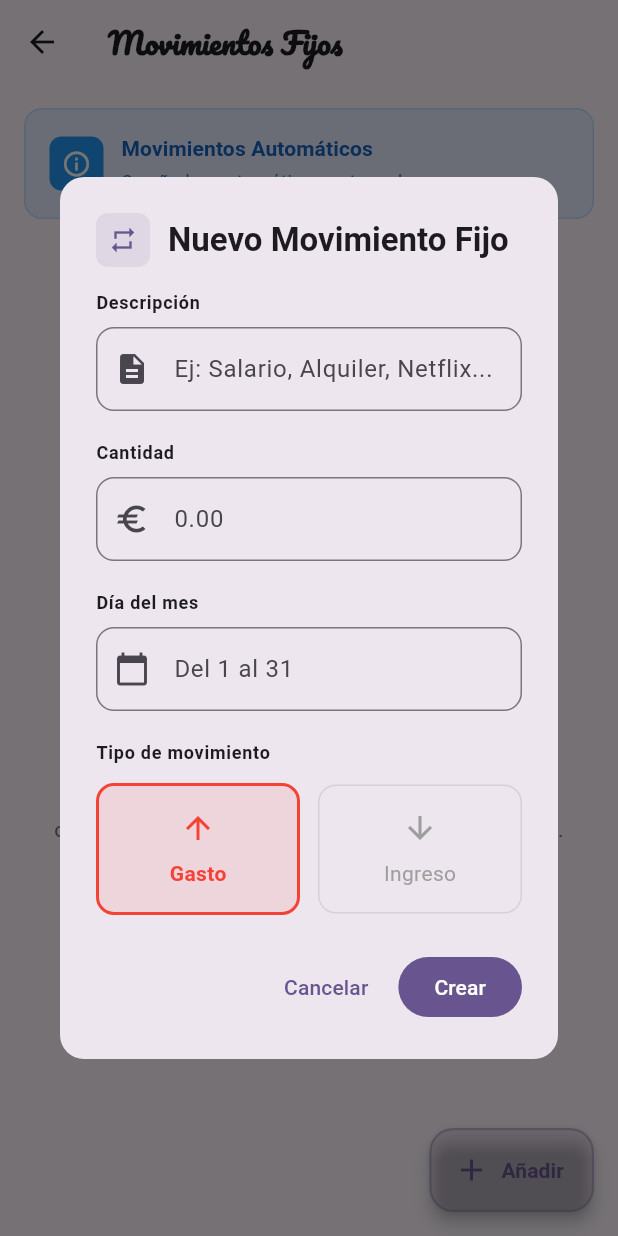
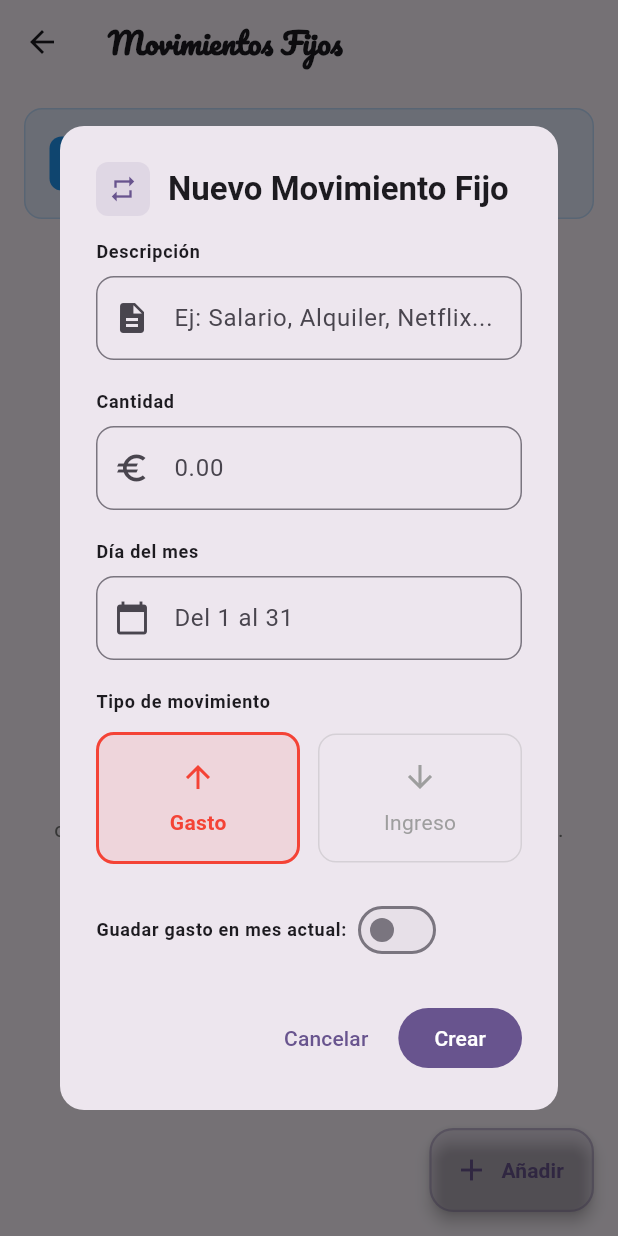
Before and after one commit to enekor/Gastoscopio, a Flutter app: the FixedMovementsScreen screen opened directly, after a tap on "Crear primer movimiento.", on a phone screen of 412 x 824 dp. Run offline on Flutter 3.47's test engine with Material 3 defaults, Android fonts, the phone set to English and light mode, and no system bars; drawn by our look-alikes of dynamic_color; our stand-ins replace carousel_slider, dropdown_button2, file_picker, firebase_core, fl_chart, floor and 9 more; missing offline and left inert: googleapis, svg_flutter; accounts and stored records are empty; generated files the repository leaves out were written again.

Commit message:
guardar movimeinto fijo en gastos del mes y boton de fecha cambia fecha

```diff
--- a/lib/modules/gastoscopio/logic/finance_service.dart
+++ b/lib/modules/gastoscopio/logic/finance_service.dart
@@ -62,6 +62,7 @@ class FinanceService extends ChangeNotifier {
         final fixedMovements = await _fixedMovementDao.findAllFixedMovements();
         for (final movement in fixedMovements) {
           final movementValue = movement.toMovementValue(_currentMonth!.id!);
+          movementValue.category = movementValue.category?.trim();
           await _movementValueDao.insertMovementValue(movementValue);
         }
         // Call haveToUpload() after copying fixed movements to new month
--- a/lib/modules/gastoscopio/screens/fixed_movements_screen.dart
+++ b/lib/modules/gastoscopio/screens/fixed_movements_screen.dart
@@ -1,6 +1,8 @@
 import 'package:cashly/data/models/fixed_movement.dart';
+import 'package:cashly/data/models/movement_value.dart';
 import 'package:cashly/data/services/shared_preferences_service.dart';
 import 'package:cashly/data/services/sqlite_service.dart';
+import 'package:cashly/modules/gastoscopio/logic/finance_service.dart';
 import 'package:flutter/material.dart';
 import 'package:google_fonts/google_fonts.dart';
 
@@ -64,17 +66,36 @@ class _FixedMovementsScreenState extends State<FixedMovementsScreen> {
 
   Future<void> _addFixedMovement() async {
     try {
-      final result = await showDialog<FixedMovement>(
+      final result = await showDialog<List<dynamic>>(
         context: context,
         builder: (context) => _FixedMovementDialog(),
       );
       if (result != null) {
         await SqliteService().database.fixedMovementDao.insertFixedMovement(
-          result,
+          result[0],
         );
         // Call haveToUpload() after creating fixed movement
         await SharedPreferencesService().haveToUpload();
         await _loadFixedMovements();
+
+        if (result[1] == true) {
+          await SqliteService().database.movementValueDao.insertMovementValue(
+            MovementValue(
+              DateTime.now().millisecondsSinceEpoch,
+              FinanceService.getInstance(
+                    SqliteService().database.monthDao,
+                    SqliteService().database.movementValueDao,
+                    SqliteService().database.fixedMovementDao,
+                  ).currentMonth?.id ??
+                  -1,
+              result[0].description,
+              result[0].amount,
+              result[0].isExpense,
+              result[0].day,
+              (result[0].category as String).trim(),
+            ),
+          );
+        }
       }
     } catch (e) {
       if (mounted) {
@@ -475,6 +496,7 @@ class _FixedMovementDialogState extends State<_FixedMovementDialog> {
   late bool _isExpense;
   late String? _category;
   String _moneda = '€';
+  bool _saveInCurrentMonth = false;
 
   @override
   void initState() {
@@ -756,6 +778,28 @@ class _FixedMovementDialogState extends State<_FixedMovementDialog> {
                     ),
                   ],
                 ),
+
+                const SizedBox(height: 20),
+                Center(
+                  child: Row(
+                    children: [
+                      Text(
+                        "Guadar gasto en mes actual: ",
+                        style: Theme.of(context).textTheme.labelMedium
+                            ?.copyWith(fontWeight: FontWeight.w600),
+                      ),
+                      Switch(
+                        value: _saveInCurrentMonth,
+                        onChanged: (value) {
+                          setState(() {
+                            _saveInCurrentMonth = value;
+                          });
+                        },
+                        activeColor: Theme.of(context).colorScheme.primary,
+                      ),
+                    ],
+                  ),
+                ),
               ],
             ),
           ),
@@ -773,7 +817,7 @@ class _FixedMovementDialogState extends State<_FixedMovementDialog> {
                 final amount = double.parse(_amountController.text);
                 final day = int.parse(_dayController.text);
 
-                Navigator.of(context).pop(
+                Navigator.of(context).pop([
                   FixedMovement(
                     widget.movement?.id,
                     _descriptionController.text.trim(),
@@ -782,7 +826,8 @@ class _FixedMovementDialogState extends State<_FixedMovementDialog> {
                     day,
                     _category,
                   ),
-                );
+                  _saveInCurrentMonth,
+                ]);
               } catch (e) {
                 ScaffoldMessenger.of(context).showSnackBar(
                   SnackBar(
--- a/lib/modules/gastoscopio/screens/movement_form_screen.dart
+++ b/lib/modules/gastoscopio/screens/movement_form_screen.dart
@@ -210,7 +210,7 @@ class _MovementFormScreenState extends State<MovementFormScreen> {
           amount,
           _isExpense,
           _selectedDate.day,
-          _category,
+          _category?.trim(),
         );
         await db.movementValueDao.insertMovementValue(movement);
       }
--- a/lib/modules/settings.dart/settings.dart
+++ b/lib/modules/settings.dart/settings.dart
@@ -84,6 +84,7 @@ class _SettingsScreenState extends State<SettingsScreen> {
 
       // Then import movements
       for (MovementValue movement in result['Movements']) {
+        movement.category = movement.category?.trim();
         await SqliteService().db.movementValueDao.insertMovementValue(movement);
       } // Finalmente, importa los movimientos fijos si existen
       if (result.containsKey('FixedMovements')) {
--- a/pubspec.yaml
+++ b/pubspec.yaml
@@ -16,7 +16,7 @@ publish_to: "none" # Remove this line if you wish to publish to pub.dev
 # https://developer.apple.com/library/archive/documentation/General/Reference/InfoPlistKeyReference/Articles/CoreFoundationKeys.html
 # In Windows, build-name is used as the major, minor, and patch parts
 # of the product and file versions while build-number is used as the build suffix.
-version: 1.0.0+15
+version: 1.0.0+16
 
 environment:
   sdk: ^3.8.0-126.0.dev
```
Also changed, not shown: lib/modules/gastoscopio/screens/movements_screen.dart (+74 -1 lines).
